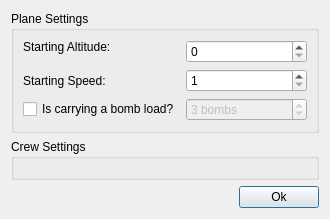
Above: turn_logger/PreGamePrompt.ui from wchamilton/CEManeuverLog before the change. Below: the same form after it.
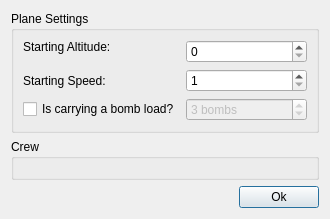
That is the form after the change.

Patch:
```diff
--- a/turn_logger/PreGamePrompt.ui
+++ b/turn_logger/PreGamePrompt.ui
@@ -73,7 +73,7 @@
    <item row="1" column="0">
     <widget class="QGroupBox" name="crew_names_grid">
      <property name="title">
-      <string>Crew Settings</string>
+      <string>Crew</string>
      </property>
      <layout class="QGridLayout" name="gridLayout"/>
     </widget>
```
Left out of the diff: 2 changed lines with no effect on the pictures.
